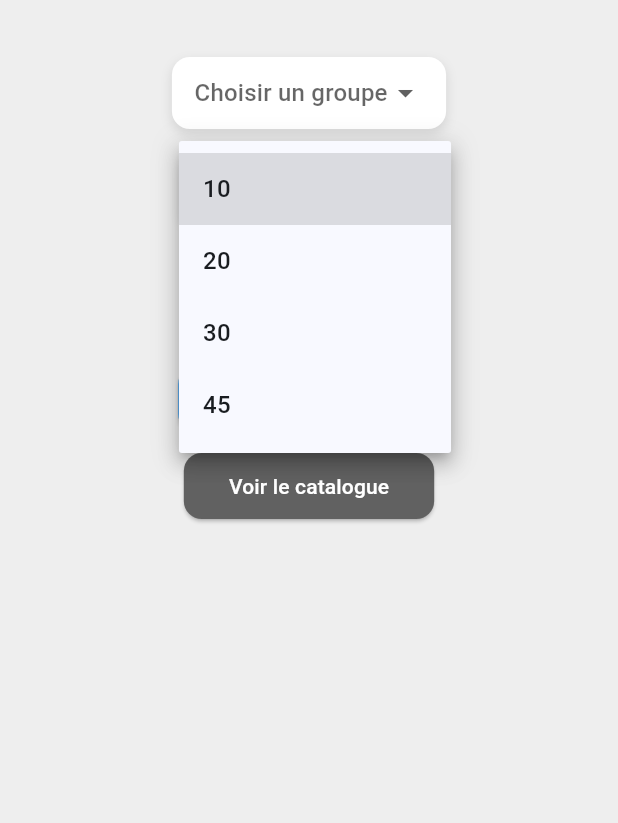
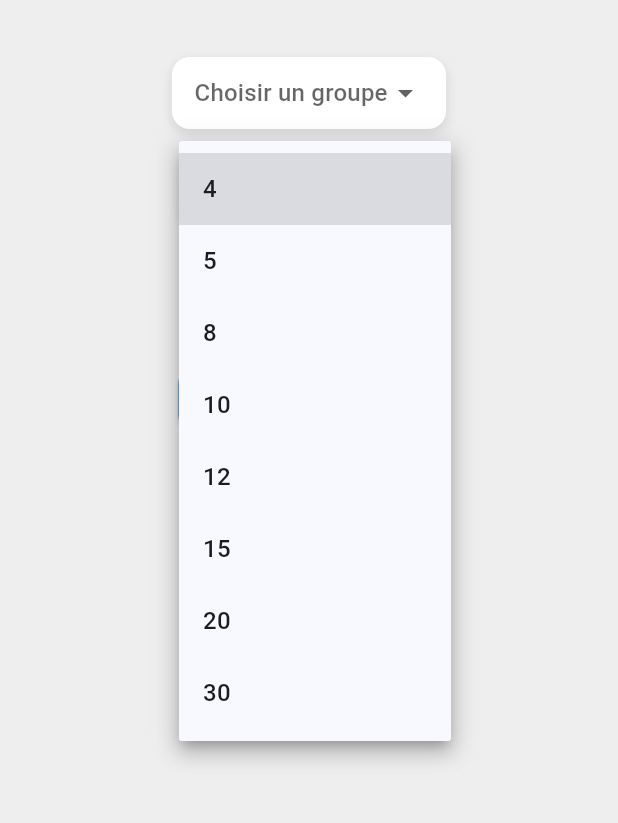
Before and after one commit to manue0203/fitforge-, a Flutter app: the screen it shows after launch, after a tap on "Durée (minutes)", on a phone screen of 412 x 824 dp, the part 342-1165 px from its top. Run offline on Flutter 3.47's test engine with Material 3 defaults, Android fonts, the phone set to English and light mode, and no system bars; statements that could not run were skipped.

Commit message:
Update main.dart

```diff
--- a/fitforge_application/lib/main.dart
+++ b/fitforge_application/lib/main.dart
@@ -3,7 +3,12 @@ import 'seance.dart';
 import 'seance_generee.dart';
 import 'catalogue_page.dart';
 
-void main() {
+void main() async {
+  WidgetsFlutterBinding.ensureInitialized();
+
+  //  Charge le fichier JSON avant de lancer l'application pour s'assurer que les données sont disponibles
+  await chargerSeancesDepuisJson();
+
   runApp(const MyApp());
 }
 
@@ -39,7 +44,7 @@ class _MyHomePageState extends State<MyHomePage> {
   int? duree;
   String? niveau;
 
-  // Widget pour styliser les Dropdowns
+  // Widget pour styliser les DropdownButton de manière uniforme
   Widget buildDropdown<T>({
     required T? value,
     required String hint,
@@ -79,7 +84,7 @@ class _MyHomePageState extends State<MyHomePage> {
   @override
   Widget build(BuildContext context) {
     return Scaffold(
-      backgroundColor: Colors.grey[200], // 🔥 Fond gris clair
+      backgroundColor: Colors.grey[200], // Fond gris clair
       appBar: AppBar(
         title: Text(widget.title),
       ),
@@ -107,39 +112,38 @@ class _MyHomePageState extends State<MyHomePage> {
 
               const SizedBox(height: 30),
 
-              // 🔵 Groupe
+              // Groupe
               buildDropdown<String>(
                 value: groupe,
                 hint: "Choisir un groupe",
-                items: ["Pectoraux", "Dos", "Jambes", "Bras"],
+                items: ["jambes", "dos", "abdos", "bras", "cardio", "épaules", "poitrine"],
                 onChanged: (value) => setState(() => groupe = value),
               ),
 
-              // 🔵 Durée
+              // Durée
               buildDropdown<int>(
                 value: duree,
                 hint: "Durée (minutes)",
-                items: [10, 20, 30, 45],
+                items: [4, 5, 8, 10, 12, 15, 20, 30],
                 onChanged: (value) => setState(() => duree = value),
               ),
 
-              // 🔵 Niveau
+              // Niveau
               buildDropdown<String>(
                 value: niveau,
                 hint: "Niveau",
-                items: ["Débutant", "Intermédiaire", "Avancé"],
+                items: ["débutant", "intermédiaire", "avancé"],
                 onChanged: (value) => setState(() => niveau = value),
               ),
 
               const SizedBox(height: 20),
 
-              // 🔵 Bouton générer
+              // Bouton générer
               ElevatedButton(
                 style: ElevatedButton.styleFrom(
                   backgroundColor: Colors.blue,
                   foregroundColor: Colors.white,
-                  padding: const EdgeInsets.symmetric(
-                      horizontal: 30, vertical: 12),
+                  padding: const EdgeInsets.symmetric(horizontal: 30, vertical: 12),
                   shape: RoundedRectangleBorder(
                     borderRadius: BorderRadius.circular(12),
                   ),
@@ -154,8 +158,7 @@ class _MyHomePageState extends State<MyHomePage> {
                       orElse: () => Seance(
                         id: 0,
                         nom: "Aucune séance trouvée",
-                        description:
-                            "Aucune séance ne correspond à vos critères.",
+                        description: "Aucune séance ne correspond à vos critères.",
                         groupe: groupe!,
                         duree: duree!,
                         niveau: niveau!,
@@ -165,8 +168,7 @@ class _MyHomePageState extends State<MyHomePage> {
                     Navigator.push(
                       context,
                       MaterialPageRoute(
-                        builder: (context) =>
-                            SeanceGeneree(seance: seanceGeneree),
+                        builder: (context) => SeanceGeneree(seance: seanceGeneree),
                       ),
                     );
                   }
@@ -176,13 +178,12 @@ class _MyHomePageState extends State<MyHomePage> {
 
               const SizedBox(height: 10),
 
-              // 🔵 Bouton catalogue
+              // Bouton  pour le catalogue
               ElevatedButton(
                 style: ElevatedButton.styleFrom(
                   backgroundColor: Colors.grey[700],
                   foregroundColor: Colors.white,
-                  padding: const EdgeInsets.symmetric(
-                      horizontal: 30, vertical: 12),
+                  padding: const EdgeInsets.symmetric(horizontal: 30, vertical: 12),
                   shape: RoundedRectangleBorder(
                     borderRadius: BorderRadius.circular(12),
                   ),
@@ -190,8 +191,7 @@ class _MyHomePageState extends State<MyHomePage> {
                 onPressed: () {
                   Navigator.push(
                     context,
-                    MaterialPageRoute(
-                        builder: (context) => const CataloguePage()),
+                    MaterialPageRoute(builder: (context) => const CataloguePage()),
                   );
                 },
                 child: const Text("Voir le catalogue"),
```
